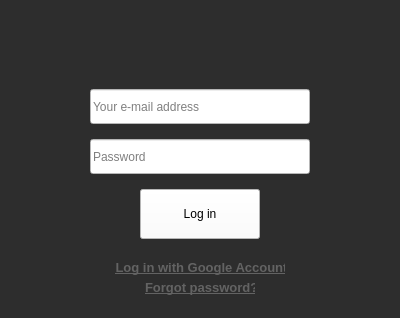
toggl-open-source/toggldesktop, file src/ui/linux/TogglDesktop/loginwidget.ui: the form before one commit.
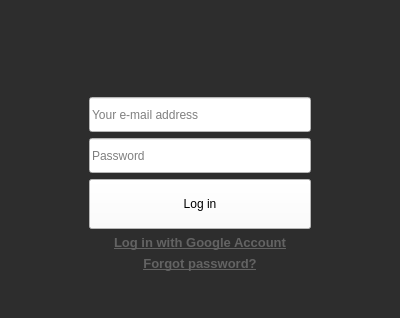
The form after the commit. Icons and pictures are not drawn.

Commit message:
Fix login dialog layout (linux)
May fix #933

Patch:
```diff
--- a/src/ui/linux/TogglDesktop/loginwidget.ui
+++ b/src/ui/linux/TogglDesktop/loginwidget.ui
@@ -7,7 +7,7 @@
     <x>0</x>
     <y>0</y>
     <width>400</width>
-    <height>300</height>
+    <height>318</height>
    </rect>
   </property>
   <property name="sizePolicy">
@@ -73,15 +73,22 @@
         <property name="lineWidth">
          <number>0</number>
         </property>
+        <layout class="QVBoxLayout" name="verticalLayout_3">
+         <item>
+          <spacer name="verticalSpacer_3">
+           <property name="orientation">
+            <enum>Qt::Vertical</enum>
+           </property>
+           <property name="sizeHint" stdset="0">
+            <size>
+             <width>20</width>
+             <height>40</height>
+            </size>
+           </property>
+          </spacer>
+         </item>
+         <item>
         <widget class="QLabel" name="logo">
-         <property name="geometry">
-          <rect>
-           <x>60</x>
-           <y>20</y>
-           <width>120</width>
-           <height>36</height>
-          </rect>
-         </property>
          <property name="text">
           <string/>
          </property>
@@ -92,15 +99,53 @@
           <set>Qt::AlignCenter</set>
          </property>
         </widget>
+         </item>
+         <item>
+          <spacer name="verticalSpacer_2">
+           <property name="orientation">
+            <enum>Qt::Vertical</enum>
+           </property>
+           <property name="sizeHint" stdset="0">
+            <size>
+             <width>20</width>
+             <height>40</height>
+            </size>
+           </property>
+          </spacer>
+         </item>
+         <item>
+          <widget class="QLineEdit" name="email">
+           <property name="minimumSize">
+            <size>
+             <width>220</width>
+             <height>35</height>
+            </size>
+           </property>
+           <property name="maximumSize">
+            <size>
+             <width>320</width>
+             <height>16777215</height>
+            </size>
+           </property>
+           <property name="baseSize">
+            <size>
+             <width>0</width>
+             <height>20</height>
+            </size>
+           </property>
+           <property name="autoFillBackground">
+            <bool>false</bool>
+           </property>
+           <property name="styleSheet">
+            <string notr="true">background-color: rgb(255, 255, 255);</string>
+           </property>
+           <property name="placeholderText">
+            <string>Your e-mail address</string>
+           </property>
+          </widget>
+         </item>
+         <item>
         <widget class="QLineEdit" name="password">
-         <property name="geometry">
-          <rect>
-           <x>10</x>
-           <y>130</y>
-           <width>220</width>
-           <height>35</height>
-          </rect>
-         </property>
          <property name="minimumSize">
           <size>
            <width>220</width>
@@ -129,15 +174,9 @@
           <string>Password</string>
          </property>
         </widget>
+         </item>
+         <item>
         <widget class="QPushButton" name="login">
-         <property name="geometry">
-          <rect>
-           <x>60</x>
-           <y>180</y>
-           <width>120</width>
-           <height>50</height>
-          </rect>
-         </property>
          <property name="minimumSize">
           <size>
            <width>120</width>
@@ -160,18 +199,12 @@
           <string>Log in</string>
          </property>
         </widget>
+         </item>
+         <item>
         <widget class="QLabel" name="googleLogin">
          <property name="enabled">
           <bool>true</bool>
          </property>
-         <property name="geometry">
-          <rect>
-           <x>35</x>
-           <y>250</y>
-           <width>170</width>
-           <height>17</height>
-          </rect>
-         </property>
          <property name="maximumSize">
           <size>
            <width>16777215</width>
@@ -202,15 +235,9 @@
           <set>Qt::TextBrowserInteraction</set>
          </property>
         </widget>
+         </item>
+         <item>
         <widget class="QLabel" name="forgotPassword">
-         <property name="geometry">
-          <rect>
-           <x>65</x>
-           <y>270</y>
-           <width>110</width>
-           <height>17</height>
-          </rect>
-         </property>
          <property name="maximumSize">
           <size>
            <width>16777215</width>
@@ -244,43 +271,21 @@
           <set>Qt::TextBrowserInteraction</set>
          </property>
         </widget>
-        <widget class="QLineEdit" name="email">
-         <property name="geometry">
-          <rect>
-           <x>10</x>
-           <y>80</y>
-           <width>220</width>
-           <height>35</height>
-          </rect>
-         </property>
-         <property name="minimumSize">
+         </item>
+         <item>
+          <spacer name="verticalSpacer">
+           <property name="orientation">
+            <enum>Qt::Vertical</enum>
+           </property>
+           <property name="sizeHint" stdset="0">
           <size>
-           <width>220</width>
-           <height>35</height>
-          </size>
-         </property>
-         <property name="maximumSize">
-          <size>
-           <width>320</width>
-           <height>16777215</height>
-          </size>
-         </property>
-         <property name="baseSize">
-          <size>
-           <width>0</width>
-           <height>20</height>
-          </size>
-         </property>
-         <property name="autoFillBackground">
-          <bool>false</bool>
-         </property>
-         <property name="styleSheet">
-          <string notr="true">background-color: rgb(255, 255, 255);</string>
-         </property>
-         <property name="placeholderText">
-          <string>Your e-mail address</string>
-         </property>
-        </widget>
+             <width>20</width>
+             <height>40</height>
+            </size>
+           </property>
+          </spacer>
+         </item>
+        </layout>
        </widget>
       </item>
      </layout>
```
Left out of the diff: 4 changed lines with no effect on the pictures. Lines whose indentation alone changed are shown as unchanged.
